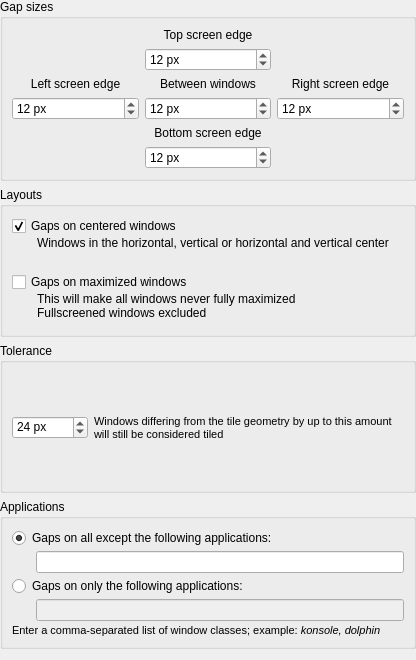
Old version of the form contents/ui/config.ui in the repository nclarius/tile-gaps.
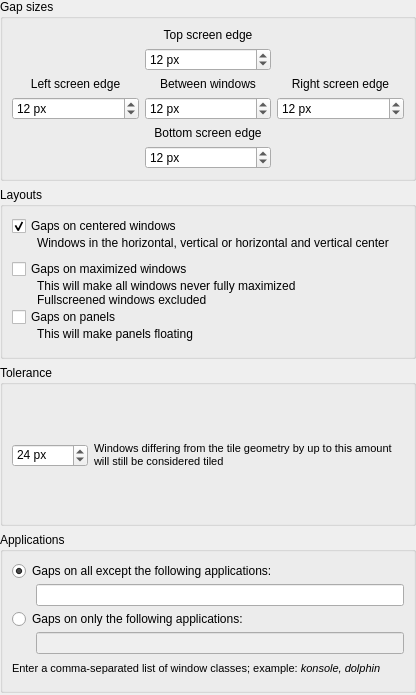
New version of the form.

Commit message: fix incorrect geometry computation on multiple screenns

What changed in the file:
```diff
--- a/contents/ui/config.ui
+++ b/contents/ui/config.ui
@@ -7,13 +7,13 @@
     <x>0</x>
     <y>0</y>
     <width>416</width>
-    <height>660</height>
+    <height>695</height>
    </rect>
   </property>
   <property name="minimumSize">
    <size>
     <width>416</width>
-    <height>660</height>
+    <height>695</height>
    </size>
   </property>
   <property name="windowTitle">
@@ -25,7 +25,7 @@
      <x>0</x>
      <y>-1</y>
      <width>416</width>
-     <height>650</height>
+     <height>694</height>
     </rect>
    </property>
    <layout class="QVBoxLayout" name="verticalLayout_config">
@@ -329,6 +329,70 @@
            </item>
           </layout>
          </item>
+         <item>
+          <widget class="QCheckBox" name="kcfg_includePanels">
+           <property name="maximumSize">
+            <size>
+             <width>16777215</width>
+             <height>16777215</height>
+            </size>
+           </property>
+           <property name="text">
+            <string>Gaps on panels</string>
+           </property>
+           <property name="checked">
+            <bool>false</bool>
+           </property>
+          </widget>
+         </item>
+         <item>
+          <layout class="QHBoxLayout" name="horizontalLayout_layout_panelsinfo">
+           <item>
+            <spacer name="horizontalSpacer_layouts_panelsinfo">
+             <property name="orientation">
+              <enum>Qt::Horizontal</enum>
+             </property>
+             <property name="sizeType">
+              <enum>QSizePolicy::Fixed</enum>
+             </property>
+             <property name="sizeHint" stdset="0">
+              <size>
+               <width>25</width>
+               <height>20</height>
+              </size>
+             </property>
+            </spacer>
+           </item>
+           <item alignment="Qt::AlignTop">
+            <widget class="QLabel" name="label_panelsinfo">
+             <property name="maximumSize">
+              <size>
+               <width>16777215</width>
+               <height>16777215</height>
+              </size>
+             </property>
+             <property name="styleSheet">
+              <string notr="true">font: 8pt &quot;Noto Sans&quot;;</string>
+             </property>
+             <property name="text">
+              <string>&lt;html&gt;&lt;head/&gt;&lt;body&gt;&lt;p&gt;This will make panels floating&lt;/p&gt;&lt;/body&gt;&lt;/html&gt;</string>
+             </property>
+             <property name="textFormat">
+              <enum>Qt::RichText</enum>
+             </property>
+             <property name="alignment">
+              <set>Qt::AlignLeading|Qt::AlignLeft|Qt::AlignTop</set>
+             </property>
+             <property name="wordWrap">
+              <bool>true</bool>
+             </property>
+             <property name="margin">
+              <number>0</number>
+             </property>
+            </widget>
+           </item>
+          </layout>
+         </item>
         </layout>
        </item>
       </layout>
```
The commit also changes 1 other file.
